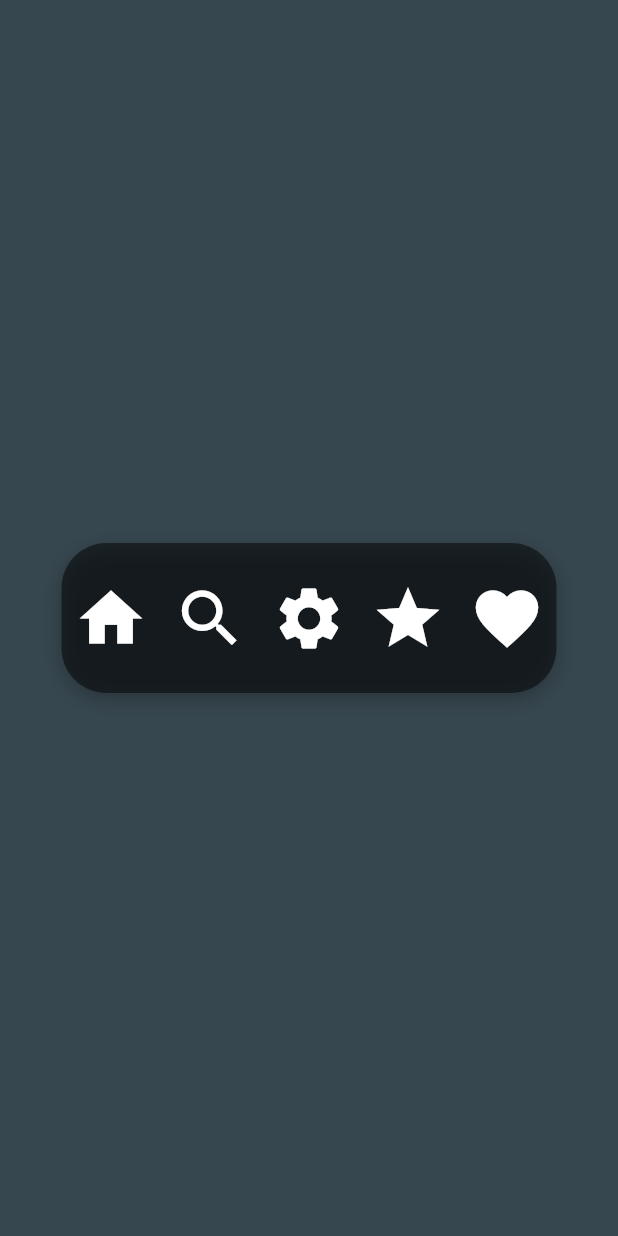
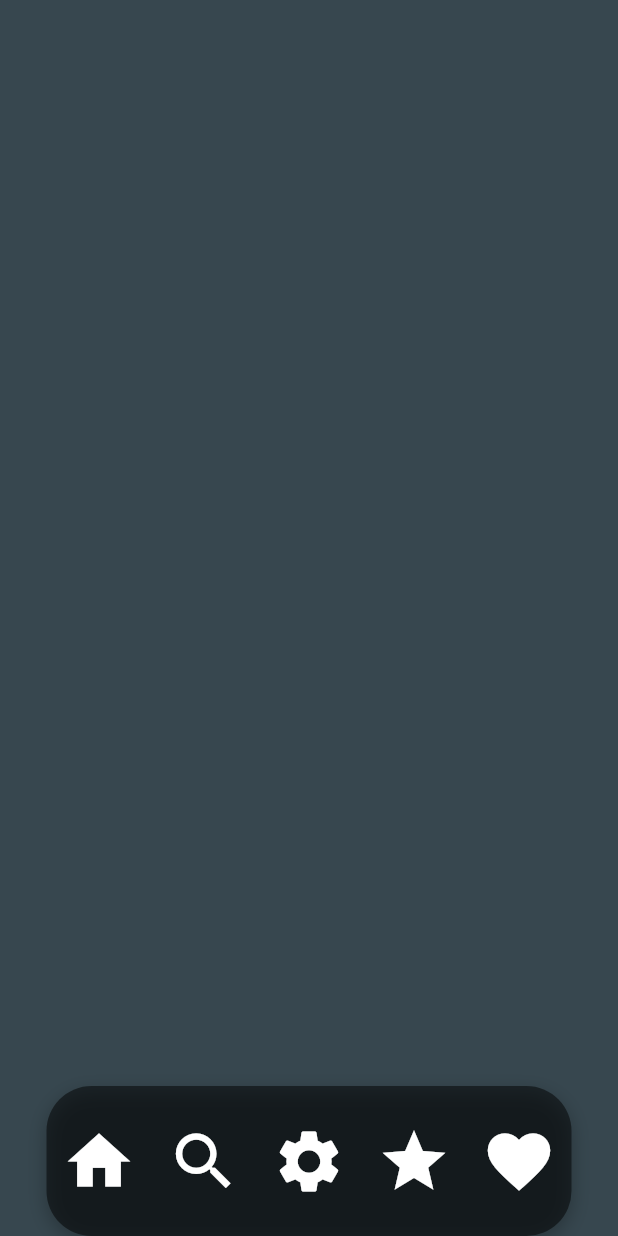
Before and after one commit to Jashin3348/dock_demo, a Flutter app: the screen it shows after launch, on a phone screen of 412 x 824 dp. Run offline on Flutter 3.47's test engine with Material 3 defaults, Android fonts, the phone set to English and light mode, and no system bars.

```diff
--- a/dock/lib/main.dart
+++ b/dock/lib/main.dart
@@ -1,17 +1,21 @@
 import 'package:flutter/material.dart';
 
-void main() => runApp(MyApp());
+void main() => runApp(const MyApp());
 
 class MyApp extends StatelessWidget {
+  const MyApp({super.key});
+
   @override
   Widget build(BuildContext context) {
-    return MaterialApp(
+    return const MaterialApp(
       home: DockDemo(),
     );
   }
 }
 
 class DockDemo extends StatefulWidget {
+  const DockDemo({super.key});
+
   @override
   _DockDemoState createState() => _DockDemoState();
 }
@@ -25,74 +29,75 @@ class _DockDemoState extends State<DockDemo> {
     Icons.favorite,
   ];
 
+  Map<int, Offset> iconPositions = {};
+  List<int?> dockSlots = List.generate(5, (index) => index); // Fixed slots in dock
   int? draggedIndex;
-  int? targetIndex;
 
   @override
   Widget build(BuildContext context) {
     return Scaffold(
       backgroundColor: Colors.blueGrey[800],
-      body: Center(
-        child: Container(
+      body: Stack(
+        children: [
+          Align(
+            alignment: Alignment.bottomCenter,
+            child: AnimatedContainer(
+              duration: const Duration(milliseconds: 300),
               height: 100,
+              width: dockSlots.where((slot) => slot != null).length * 70.0,
               decoration: BoxDecoration(
                 color: Colors.black.withOpacity(0.5),
                 borderRadius: BorderRadius.circular(30),
-            boxShadow: [
+                boxShadow: const [
                   BoxShadow(color: Colors.black26, blurRadius: 10, offset: Offset(0, 4)),
                 ],
               ),
               child: Row(
                 mainAxisSize: MainAxisSize.min,
-            children: List.generate(icons.length, (index) {
-              return _buildDraggableIcon(index);
+                children: List.generate(dockSlots.length, (slotIndex) {
+                  return _buildDockSlot(slotIndex);
                 }),
               ),
             ),
           ),
+          ...iconPositions.entries.map((entry) {
+            return Positioned(
+              left: entry.value.dx,
+              top: entry.value.dy,
+              child: _buildDraggableIcon(entry.key, inDock: false),
+            );
+          })
+        ],
+      ),
     );
   }
 
-  Widget _buildDraggableIcon(int index) {
-    return LongPressDraggable<int>(
-      data: index,
-      child: DragTarget<int>(
+  Widget _buildDockSlot(int slotIndex) {
+    final iconIndex = dockSlots[slotIndex];
+    return DragTarget<int>(
       onAccept: (fromIndex) {
         setState(() {
-            final temp = icons[fromIndex];
-            icons[fromIndex] = icons[index];
-            icons[index] = temp;
-            targetIndex = null;
-          });
-        },
-        onWillAccept: (fromIndex) {
-          setState(() {
-            targetIndex = index;
-          });
-          return true;
-        },
-        onLeave: (_) {
-          setState(() {
-            targetIndex = null;
+          // Place the icon in the specific slot
+          dockSlots[slotIndex] = fromIndex;
+          iconPositions.remove(fromIndex);
         });
       },
       builder: (context, acceptedData, rejectedData) {
-          double scale = targetIndex == index ? 1.2 : 1.0;
-          return AnimatedContainer(
-            duration: Duration(milliseconds: 250),
-            curve: Curves.easeInOut,
-            margin: EdgeInsets.symmetric(horizontal: 8),
-            child: Transform.scale(
-              scale: scale,
-              child: Icon(
-                icons[index],
-                color: Colors.white,
-                size: 50,
-              ),
-            ),
+        return Container(
+          width: 70,
+          height: 70,
+          alignment: Alignment.center,
+          child: iconIndex != null
+              ? _buildDraggableIcon(iconIndex, inDock: true)
+              : const SizedBox.shrink(),
         );
       },
-      ),
+    );
+  }
+
+  Widget _buildDraggableIcon(int index, {required bool inDock}) {
+    return LongPressDraggable<int>(
+      data: index,
       feedback: Material(
         color: Colors.transparent,
         child: Transform.scale(
@@ -105,8 +110,53 @@ class _DockDemoState extends State<DockDemo> {
         ),
       ),
       onDragStarted: () => setState(() => draggedIndex = index),
-      onDragCompleted: () => setState(() => draggedIndex = null),
-      onDraggableCanceled: (velocity, offset) => setState(() => draggedIndex = null),
+      onDragEnd: (details) {
+        setState(() {
+          if (inDock) {
+            // Remove from dock and add to floating positions
+            dockSlots[dockSlots.indexOf(index)] = null;
+            iconPositions[index] = details.offset;
+          } else {
+            // Check if icon should snap back to dock
+            _snapToDockOrKeepPosition(index, details.offset);
+          }
+          draggedIndex = null;
+        });
+      },
+      child: inDock && iconPositions.containsKey(index)
+          ? const SizedBox.shrink()
+          : _buildIcon(index),
+    );
+  }
+
+  void _snapToDockOrKeepPosition(int index, Offset offset) {
+    // Determine if the icon is near enough to the dock to snap back
+    final dockCenterY = MediaQuery.of(context).size.height - 120; // Adjust based on dock height
+    final dockCenterX = MediaQuery.of(context).size.width / 2;
+    bool isNearDock = (offset.dy > dockCenterY - 50 && offset.dy < dockCenterY + 50);
+
+    if (isNearDock) {
+      // Find the first empty slot and snap the icon to it
+      for (int i = 0; i < dockSlots.length; i++) {
+        if (dockSlots[i] == null) {
+          dockSlots[i] = index;
+          iconPositions.remove(index); // Clear from free space positions
+          return;
+        }
+      }
+    } else {
+      iconPositions[index] = offset; // Keep icon in free space if not near dock
+    }
+  }
+
+  Widget _buildIcon(int index) {
+    return Padding(
+      padding: const EdgeInsets.symmetric(horizontal: 8.0),
+      child: Icon(
+        icons[index],
+        color: Colors.white,
+        size: 50,
+      ),
     );
   }
 }
```
Lines whose indentation alone changed are shown as unchanged.
